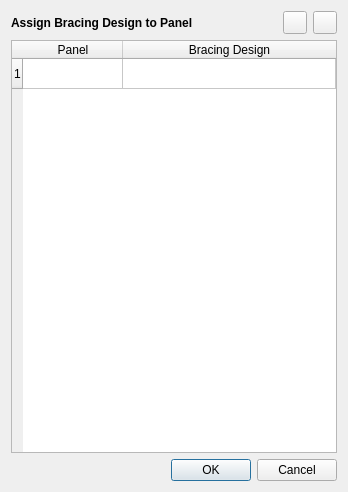
This is UI/autobuilder_assignbracingdesign.ui in UofT-Seismic-Design-Team/Autobuilder-3.0 as Qt 5 draws it before an edit. The edited form follows.
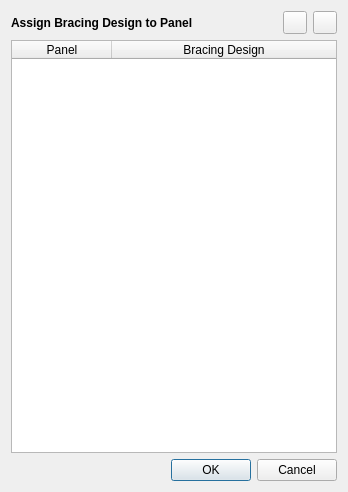
This is the edited form.

What changed in the file:
```diff
--- a/UI/autobuilder_assignbracingdesign.ui
+++ b/UI/autobuilder_assignbracingdesign.ui
@@ -59,11 +59,6 @@
            <attribute name="horizontalHeaderStretchLastSection">
             <bool>true</bool>
            </attribute>
-           <row>
-            <property name="text">
-             <string>1</string>
-            </property>
-           </row>
            <column>
             <property name="text">
              <string>Panel</string>
```
